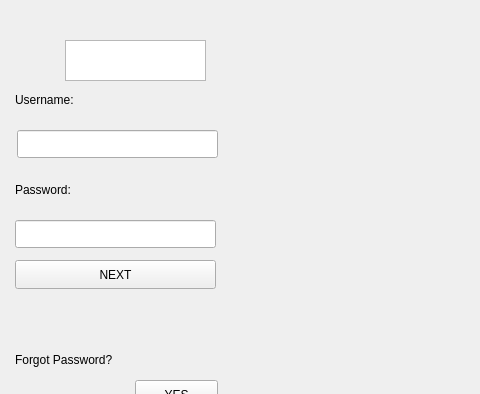
First picture: the form in ZombieVSPlants/loginwindow.ui, repository parnianghaisari/Plants-vs.-Zombies-Game, before the edit; both pictures show x 365 to 845 and y 0 to 394 of the 1015 by 565 pixel window.
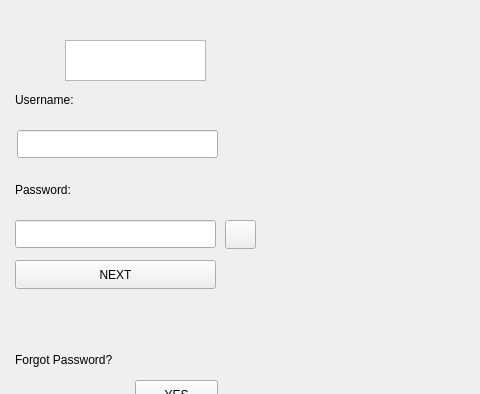
Second picture: the form after the edit.

The edit to the form file:
```diff
--- a/ZombieVSPlants/loginwindow.ui
+++ b/ZombieVSPlants/loginwindow.ui
@@ -121,6 +121,19 @@
      </rect>
     </property>
    </widget>
+   <widget class="QPushButton" name="pushButton_3">
+    <property name="geometry">
+     <rect>
+      <x>590</x>
+      <y>220</y>
+      <width>31</width>
+      <height>29</height>
+     </rect>
+    </property>
+    <property name="text">
+     <string/>
+    </property>
+   </widget>
   </widget>
   <widget class="QMenuBar" name="menubar">
    <property name="geometry">
```
